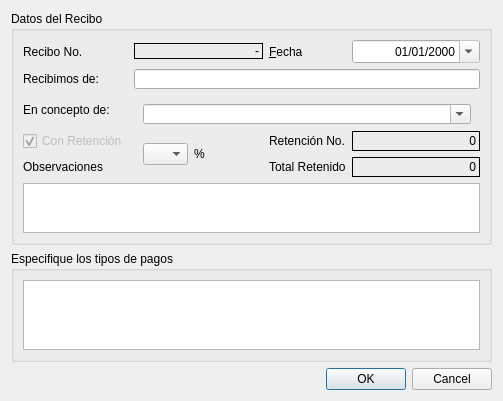
First picture: the form in src/ui/dlgrecibo.ui, repository armonge/EsquipulasPy, before the edit.
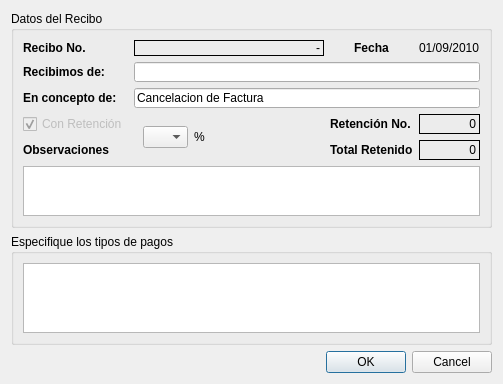
Second picture: the form after the edit. The open tabs and pages were chosen to show the change.

Commit message:
Cree estructura sesion en Main Window Caja.
Cree un Datos Recibo Model para almacenar funciones y variables compartidas entre el dialogo y el formulario

The edit to the form file:
```diff
--- a/src/ui/dlgrecibo.ui
+++ b/src/ui/dlgrecibo.ui
@@ -29,7 +29,7 @@
          </sizepolicy>
         </property>
         <property name="text">
-         <string>Recibo No.</string>
+         <string>&lt;b&gt;Recibo No.&lt;/b&gt;</string>
         </property>
        </widget>
       </item>
@@ -52,41 +52,10 @@
         </property>
        </widget>
       </item>
-      <item row="0" column="2">
-       <widget class="QLabel" name="label_5">
-        <property name="sizePolicy">
-         <sizepolicy hsizetype="Fixed" vsizetype="Preferred">
-          <horstretch>0</horstretch>
-          <verstretch>0</verstretch>
-         </sizepolicy>
-        </property>
-        <property name="text">
-         <string>&amp;Fecha</string>
-        </property>
-        <property name="buddy">
-         <cstring>dtPicker</cstring>
-        </property>
-       </widget>
-      </item>
       <item row="0" column="3">
-       <widget class="QDateTimeEdit" name="dtPicker">
-        <property name="sizePolicy">
-         <sizepolicy hsizetype="MinimumExpanding" vsizetype="Fixed">
-          <horstretch>0</horstretch>
-          <verstretch>0</verstretch>
-         </sizepolicy>
-        </property>
-        <property name="alignment">
-         <set>Qt::AlignRight|Qt::AlignTrailing|Qt::AlignVCenter</set>
-        </property>
-        <property name="readOnly">
-         <bool>true</bool>
-        </property>
-        <property name="displayFormat">
-         <string>dd/MM/yyyy</string>
-        </property>
-        <property name="calendarPopup">
-         <bool>true</bool>
+       <widget class="QLabel" name="lblfecha">
+        <property name="text">
+         <string>01/09/2010</string>
         </property>
        </widget>
       </item>
@@ -99,7 +68,7 @@
          </sizepolicy>
         </property>
         <property name="text">
-         <string>Recibimos de:</string>
+         <string>&lt;b&gt;Recibimos de:&lt;/b&gt;</string>
         </property>
        </widget>
       </item>
@@ -131,7 +100,7 @@
          </sizepolicy>
         </property>
         <property name="text">
-         <string>En concepto de:</string>
+         <string>&lt;b&gt;En concepto de:&lt;/b&gt;</string>
         </property>
         <property name="buddy">
          <cstring>txtconcepto</cstring>
@@ -139,68 +108,31 @@
        </widget>
       </item>
       <item row="2" column="1" colspan="3">
-       <widget class="QStackedWidget" name="swconcepto">
+       <widget class="QLineEdit" name="txtconcepto">
         <property name="sizePolicy">
-         <sizepolicy hsizetype="MinimumExpanding" vsizetype="Preferred">
+         <sizepolicy hsizetype="MinimumExpanding" vsizetype="Fixed">
           <horstretch>0</horstretch>
           <verstretch>0</verstretch>
          </sizepolicy>
         </property>
-        <property name="maximumSize">
+        <property name="minimumSize">
          <size>
-          <width>16777215</width>
-          <height>30</height>
+          <width>0</width>
+          <height>20</height>
          </size>
         </property>
-        <property name="currentIndex">
-         <number>1</number>
+        <property name="styleSheet">
+         <string notr="true"/>
         </property>
-        <widget class="QWidget" name="page_5">
-         <layout class="QVBoxLayout" name="verticalLayout_4">
-          <item>
-           <widget class="QComboBox" name="cbconcepto">
-            <property name="minimumSize">
-             <size>
-              <width>0</width>
-              <height>20</height>
-             </size>
-            </property>
-            <property name="editable">
-             <bool>true</bool>
-            </property>
-           </widget>
-          </item>
-         </layout>
-        </widget>
-        <widget class="QWidget" name="page_6">
-         <layout class="QHBoxLayout" name="horizontalLayout_2">
-          <item>
-           <widget class="QLineEdit" name="txtconcepto">
-            <property name="sizePolicy">
-             <sizepolicy hsizetype="MinimumExpanding" vsizetype="Fixed">
-              <horstretch>0</horstretch>
-              <verstretch>0</verstretch>
-             </sizepolicy>
-            </property>
-            <property name="minimumSize">
-             <size>
-              <width>0</width>
-              <height>20</height>
-             </size>
-            </property>
-            <property name="styleSheet">
-             <string notr="true"/>
-            </property>
-            <property name="dragEnabled">
-             <bool>true</bool>
-            </property>
-            <property name="readOnly">
-             <bool>true</bool>
-            </property>
-           </widget>
-          </item>
-         </layout>
-        </widget>
+        <property name="text">
+         <string>Cancelacion de Factura</string>
+        </property>
+        <property name="dragEnabled">
+         <bool>true</bool>
+        </property>
+        <property name="readOnly">
+         <bool>true</bool>
+        </property>
        </widget>
       </item>
       <item row="3" column="0">
@@ -304,22 +236,6 @@
         </widget>
        </widget>
       </item>
-      <item row="3" column="2">
-       <widget class="QLabel" name="label_7">
-        <property name="enabled">
-         <bool>true</bool>
-        </property>
-        <property name="sizePolicy">
-         <sizepolicy hsizetype="Fixed" vsizetype="Preferred">
-          <horstretch>0</horstretch>
-          <verstretch>0</verstretch>
-         </sizepolicy>
-        </property>
-        <property name="text">
-         <string>Retención No.</string>
-        </property>
-       </widget>
-      </item>
       <item row="3" column="3">
        <widget class="QLabel" name="lblnreten">
         <property name="enabled">
@@ -360,7 +276,7 @@
          </sizepolicy>
         </property>
         <property name="text">
-         <string>Observaciones </string>
+         <string>&lt;b&gt;Observaciones &lt;/b&gt;</string>
         </property>
        </widget>
       </item>
@@ -376,7 +292,7 @@
          </sizepolicy>
         </property>
         <property name="text">
-         <string>Total Retenido</string>
+         <string>&lt;b&gt;Total Retenido&lt;/b&gt;</string>
         </property>
        </widget>
       </item>
@@ -408,7 +324,7 @@
         </property>
        </widget>
       </item>
-      <item row="5" column="0" colspan="4">
+      <item row="6" column="0" colspan="4">
        <widget class="QPlainTextEdit" name="mtxtobservaciones">
         <property name="enabled">
          <bool>true</bool>
@@ -424,6 +340,38 @@
         </property>
        </widget>
       </item>
+      <item row="3" column="2">
+       <widget class="QLabel" name="label_7">
+        <property name="enabled">
+         <bool>true</bool>
+        </property>
+        <property name="sizePolicy">
+         <sizepolicy hsizetype="Fixed" vsizetype="Preferred">
+          <horstretch>0</horstretch>
+          <verstretch>0</verstretch>
+         </sizepolicy>
+        </property>
+        <property name="text">
+         <string>&lt;b&gt;Retención No.&lt;/b&gt;</string>
+        </property>
+       </widget>
+      </item>
+      <item row="0" column="2">
+       <widget class="QLabel" name="label_5">
+        <property name="sizePolicy">
+         <sizepolicy hsizetype="Preferred" vsizetype="Preferred">
+          <horstretch>0</horstretch>
+          <verstretch>0</verstretch>
+         </sizepolicy>
+        </property>
+        <property name="text">
+         <string>&lt;b&gt;Fecha&lt;/b&gt;</string>
+        </property>
+        <property name="alignment">
+         <set>Qt::AlignCenter</set>
+        </property>
+       </widget>
+      </item>
      </layout>
     </widget>
    </item>
```
The commit also changes 6 other files.
